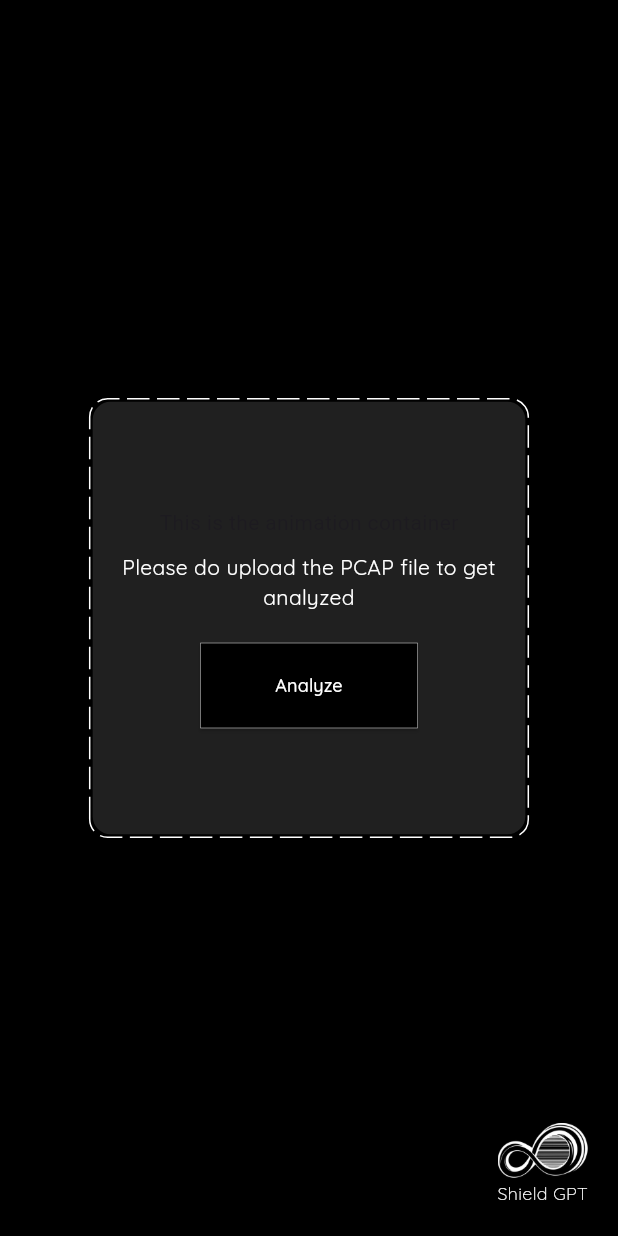
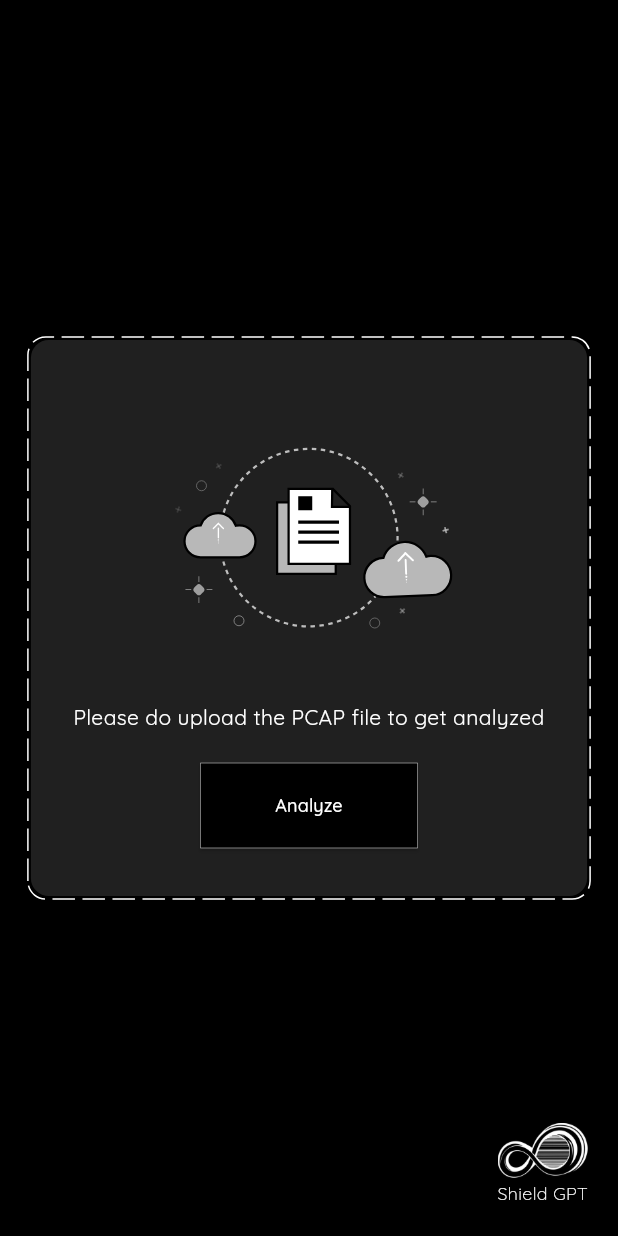
Before and after one commit to abdulkadhar/sheildGPT, a Flutter app: the InitialFileUploadScreen screen opened directly, on a phone screen of 412 x 824 dp. Run offline on Flutter 3.47's test engine with Material 3 defaults, Android fonts, the phone set to English and light mode, and no system bars; drawn by our look-alikes of dotted_border; our stand-ins replace google_fonts, lottie; missing offline and left inert: simple_ripple_animation.

Commit message:
Refinement on the size of the container

```diff
--- a/lib/initial_file_upload_screen/view/initial_file_upload_screen.dart
+++ b/lib/initial_file_upload_screen/view/initial_file_upload_screen.dart
@@ -1,6 +1,7 @@
 import 'package:dotted_border/dotted_border.dart';
 import 'package:flutter/material.dart';
 import 'package:google_fonts/google_fonts.dart';
+import 'package:lottie/lottie.dart';
 import 'package:shield_gpt/global_widgets/SGPT_button.dart';
 
 class InitialFileUploadScreen extends StatelessWidget {
@@ -19,8 +20,8 @@ class InitialFileUploadScreen extends StatelessWidget {
               borderType: BorderType.RRect,
               radius: const Radius.circular(12),
               child: Container(
-                height: MediaQuery.of(context).size.height * 0.35,
-                width: MediaQuery.of(context).size.height * 0.35,
+                height: MediaQuery.of(context).size.height * 0.45,
+                width: MediaQuery.of(context).size.height * 0.45,
                 decoration: BoxDecoration(
                   color: const Color(0XFF202020),
                   borderRadius: BorderRadius.circular(12),
@@ -29,9 +30,10 @@ class InitialFileUploadScreen extends StatelessWidget {
                   mainAxisAlignment: MainAxisAlignment.center,
                   crossAxisAlignment: CrossAxisAlignment.center,
                   children: [
-                    // TODO change this with the lottie animation for better view
-                    Container(
-                      child: Text('This is the animation container'),
+                    Lottie.asset(
+                      'assets/lottie/file_upload_animation.json',
+                      height: 200,
+                      width: 200,
                     ),
                     const SizedBox(height: 10),
                     Padding(
```
